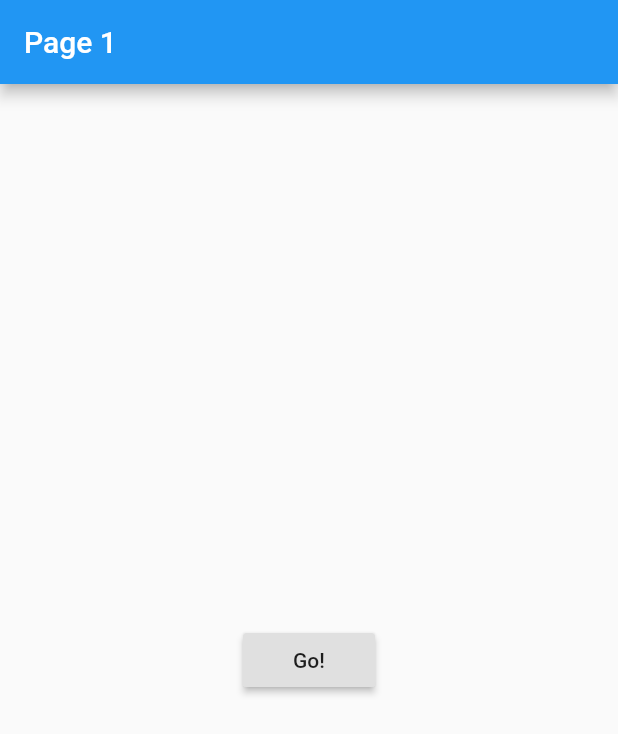
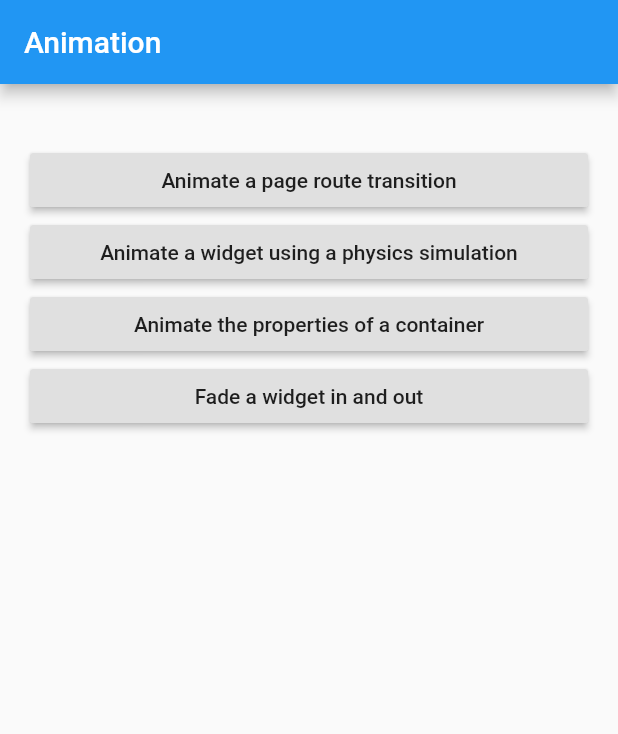
Before and after one commit to eitoball/flutter_cookbook_animation_app, a Flutter app: the screen it shows after launch, on a phone screen of 412 x 824 dp. Shown: the top 734 px of the screen. Run offline on Flutter 3.47's test engine with Material 2 defaults, Android fonts, the phone set to English and light mode, and no system bars.

Commit message:
Fade a widget in and out

```diff
--- a/lib/main.dart
+++ b/lib/main.dart
@@ -1,11 +1,68 @@
 import 'package:flutter/material.dart';
 
 import 'package:fluttercookbookanimationapp/physics_card_drag_demo.dart';
+import 'package:fluttercookbookanimationapp/animate_container_app.dart';
+import 'package:fluttercookbookanimationapp/fade_widget_app.dart';
 
-void main() {
-  runApp(MaterialApp(
-    home: Page1()
-  ));
+void main() => runApp(AnimationApp());
+
+class AnimationApp extends StatelessWidget {
+  @override
+  Widget build(BuildContext context) {
+    return MaterialApp(home: AnimationHome());
+  }
+}
+
+class AnimationHome extends StatelessWidget {
+  @override
+  Widget build(BuildContext context) {
+    return Scaffold(
+      appBar: AppBar(
+        title: Text('Animation'),
+      ),
+      body: Container(
+        padding: EdgeInsets.only(top: 40.0, left: 20.0, right: 20.0),
+        child: Column(
+          mainAxisAlignment: MainAxisAlignment.start,
+          crossAxisAlignment: CrossAxisAlignment.stretch,
+          children: <Widget>[
+            RaisedButton(
+              onPressed: () {
+                Navigator.of(context).push(MaterialPageRoute(builder: (context) {
+                  return Page1();
+                }));
+              },
+              child: Text('Animate a page route transition'),
+            ),
+            RaisedButton(
+              onPressed: () {
+                Navigator.of(context).push(MaterialPageRoute(builder: (context) {
+                  return PhysicsCardDragDemo();
+                }));
+              },
+              child: Text('Animate a widget using a physics simulation'),
+            ),
+            RaisedButton(
+              onPressed: () {
+                Navigator.of(context).push(MaterialPageRoute(builder: (context) {
+                  return AnimateContainerApp();
+                }));
+              },
+              child: Text('Animate the properties of a container'),
+            ),
+            RaisedButton(
+              onPressed: () {
+                Navigator.of(context).push(MaterialPageRoute(builder: (context) {
+                  return FadeWidgetApp(title: 'Fade a widget in and out');
+                }));
+              },
+              child: Text('Fade a widget in and out'),
+            ),
+          ],
+        ),
+      ),
+    );
+  }
 }
 
 class Page1 extends StatelessWidget {
@@ -21,9 +78,7 @@ class Page1 extends StatelessWidget {
           onPressed: () {
             Navigator.of(context).push(_createRoute());
           },
-        )
-      )
-    );
+        )));
   }
 
   PageRouteBuilder _createRoute() {
@@ -39,11 +94,9 @@ class Page1 extends StatelessWidget {
             position: offsetAnimation,
             child: child,
           );
-      }
-    );
+        });
   }
 }
-
 
 class Page2 extends StatelessWidget {
   @override
@@ -59,9 +112,7 @@ class Page2 extends StatelessWidget {
           onPressed: () {
             Navigator.of(context).push(_createRoute());
           },
-          )
-      )
-    );
+        )));
   }
 
   PageRouteBuilder _createRoute() {
@@ -71,15 +122,15 @@ class Page2 extends StatelessWidget {
           Offset begin = Offset(0.0, 1.0);
           Offset end = Offset.zero;
           Curve curve = Curves.ease;
-          Animatable<Offset> animatable = Tween(begin: begin, end: end).chain(CurveTween(curve: curve));
+          Animatable<Offset> animatable =
+              Tween(begin: begin, end: end).chain(CurveTween(curve: curve));
           Animation<Offset> offsetAnimation = animation.drive(animatable);
 
           return SlideTransition(
             position: offsetAnimation,
             child: child,
           );
-        }
-    );
+        });
   }
 }
 
@@ -91,36 +142,27 @@ class Page3 extends StatelessWidget {
           title: Text('Page 3'),
           backgroundColor: Colors.red,
         ),
-      body: Center(
-          child: RaisedButton(
-            child: Text('Go!'),
-            onPressed: () {
-              Navigator.of(context).push(_createRoute());
-            },
-          )
-      )
+        body: Container()
     );
   }
 
   PageRouteBuilder _createRoute() {
     return PageRouteBuilder(
-        pageBuilder: (context, animation, secondaryAnimation) => PhysicsCardDragDemo(),
+        pageBuilder: (context, animation, secondaryAnimation) =>
+            PhysicsCardDragDemo(),
         transitionsBuilder: (context, animation, secondaryAnimation, child) {
           Offset begin = Offset(0.0, 1.0);
           Offset end = Offset.zero;
           Curve curve = Curves.ease;
 
           Tween<Offset> tween = Tween(begin: begin, end: end);
-          CurvedAnimation curvedAnimation = CurvedAnimation(
-            parent: animation,
-            curve: curve
-          );
+          CurvedAnimation curvedAnimation =
+              CurvedAnimation(parent: animation, curve: curve);
 
           return SlideTransition(
             position: tween.animate(curvedAnimation),
             child: child,
           );
-        }
-    );
+        });
   }
 }
```
Also changed, not shown: lib/fade_widget_app.dart (added, +45 -0 lines), lib/physics_card_drag_demo.dart (+0 -18 lines), 1 other file. Lines whose indentation alone changed are shown as unchanged.
